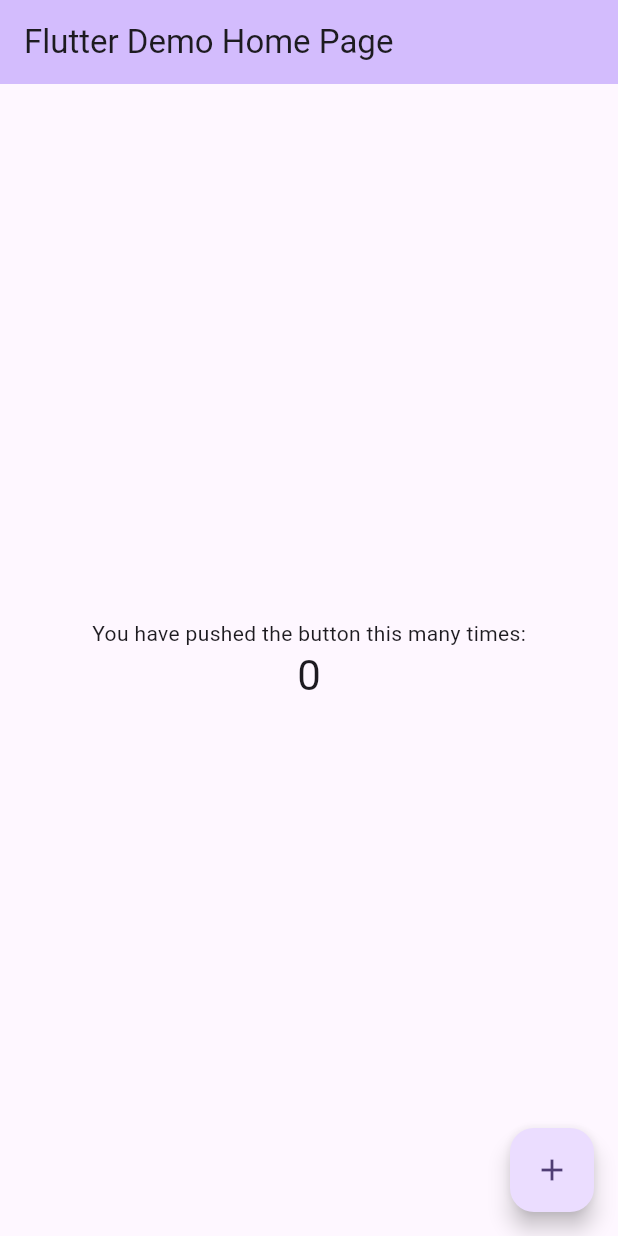
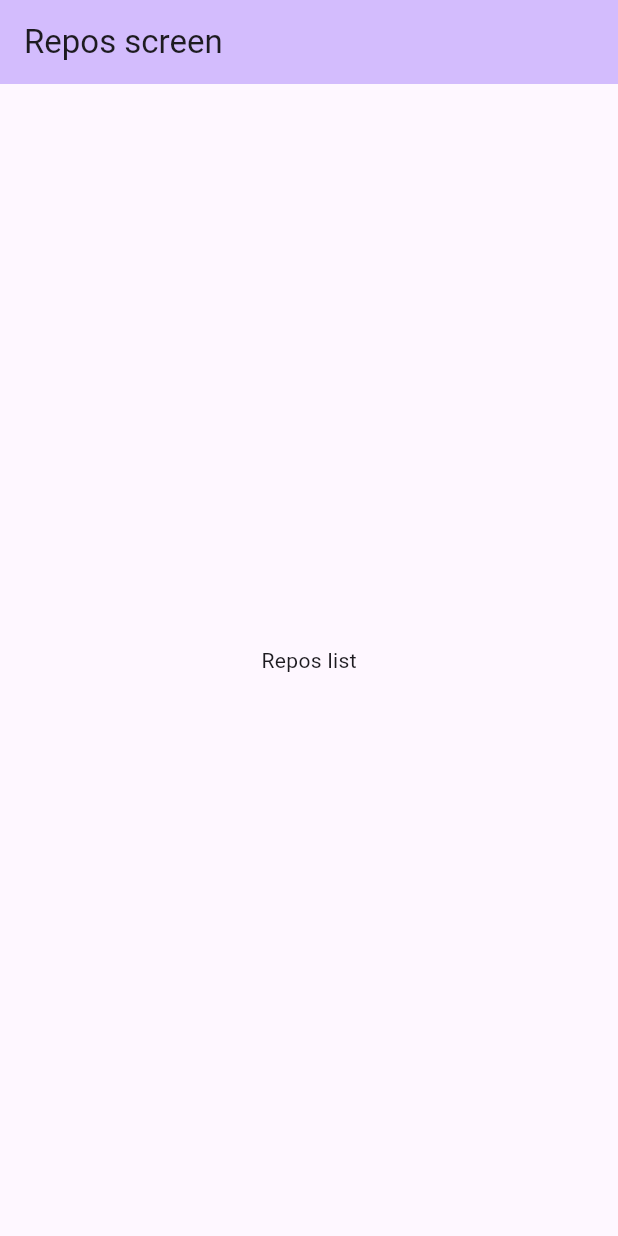
Before and after one commit to kwiotos/github_lookup, a Flutter app: the screen it shows after launch, on a phone screen of 412 x 824 dp. Run offline on Flutter 3.47's test engine with Material 3 defaults, Android fonts, the phone set to English and light mode, and no system bars; our stand-ins replace dio, equatable, freezed_annotation, get_it, go_router, injectable; generated files the repository leaves out were written again.

```diff
--- /dev/null
+++ b/lib/core/config/app_constants.dart
@@ -0,0 +1,4 @@
+/// GITHUB API
+const githubApiBaseUrlKey = 'githubApiBaseUrl';
+const githubApiUrl = 'https://api.github.com/';
+const searchReposEndpoint = 'search/repositories';
--- /dev/null
+++ b/lib/core/routing/router_config.dart
@@ -0,0 +1,8 @@
+import 'package:go_router/go_router.dart';
+
+import '../../features/repos/presentation/repos/route/repos_route.dart';
+
+final GoRouter router = GoRouter(
+  debugLogDiagnostics: true,
+  routes: $appRoutes,
+);
--- /dev/null
+++ b/lib/features/repos/presentation/repos/repos_screen.dart
@@ -0,0 +1,14 @@
+import 'package:flutter/material.dart';
+
+class ReposScreen extends StatelessWidget {
+  const ReposScreen({super.key});
+
+  @override
+  Widget build(BuildContext context) => Scaffold(
+        appBar: AppBar(
+          backgroundColor: Theme.of(context).colorScheme.inversePrimary,
+          title: const Text('Repos screen'),
+        ),
+        body: const Center(child: Text('Repos list')),
+      );
+}
--- a/lib/main.dart
+++ b/lib/main.dart
@@ -1,125 +1,25 @@
 import 'package:flutter/material.dart';
+import 'package:github_lookup/core/routing/router_config.dart';
+
+import 'core/di/injection_container.dart';
 
 void main() {
+  configureDependencies();
   runApp(const MyApp());
 }
 
 class MyApp extends StatelessWidget {
   const MyApp({super.key});
 
-  // This widget is the root of your application.
   @override
   Widget build(BuildContext context) {
-    return MaterialApp(
-      title: 'Flutter Demo',
+    return MaterialApp.router(
+      routerConfig: router,
+      debugShowCheckedModeBanner: false,
       theme: ThemeData(
-        // This is the theme of your application.
-        //
-        // TRY THIS: Try running your application with "flutter run". You'll see
-        // the application has a purple toolbar. Then, without quitting the app,
-        // try changing the seedColor in the colorScheme below to Colors.green
-        // and then invoke "hot reload" (save your changes or press the "hot
-        // reload" button in a Flutter-supported IDE, or press "r" if you used
-        // the command line to start the app).
-        //
-        // Notice that the counter didn't reset back to zero; the application
-        // state is not lost during the reload. To reset the state, use hot
-        // restart instead.
-        //
-        // This works for code too, not just values: Most code changes can be
-        // tested with just a hot reload.
         colorScheme: ColorScheme.fromSeed(seedColor: Colors.deepPurple),
         useMaterial3: true,
       ),
-      home: const MyHomePage(title: 'Flutter Demo Home Page'),
     );
   }
 }
-
-class MyHomePage extends StatefulWidget {
-  const MyHomePage({super.key, required this.title});
-
-  // This widget is the home page of your application. It is stateful, meaning
-  // that it has a State object (defined below) that contains fields that affect
-  // how it looks.
-
-  // This class is the configuration for the state. It holds the values (in this
-  // case the title) provided by the parent (in this case the App widget) and
-  // used by the build method of the State. Fields in a Widget subclass are
-  // always marked "final".
-
-  final String title;
-
-  @override
-  State<MyHomePage> createState() => _MyHomePageState();
-}
-
-class _MyHomePageState extends State<MyHomePage> {
-  int _counter = 0;
-
-  void _incrementCounter() {
-    setState(() {
-      // This call to setState tells the Flutter framework that something has
-      // changed in this State, which causes it to rerun the build method below
-      // so that the display can reflect the updated values. If we changed
-      // _counter without calling setState(), then the build method would not be
-      // called again, and so nothing would appear to happen.
-      _counter++;
-    });
-  }
-
-  @override
-  Widget build(BuildContext context) {
-    // This method is rerun every time setState is called, for instance as done
-    // by the _incrementCounter method above.
-    //
-    // The Flutter framework has been optimized to make rerunning build methods
-    // fast, so that you can just rebuild anything that needs updating rather
-    // than having to individually change instances of widgets.
-    return Scaffold(
-      appBar: AppBar(
-        // TRY THIS: Try changing the color here to a specific color (to
-        // Colors.amber, perhaps?) and trigger a hot reload to see the AppBar
-        // change color while the other colors stay the same.
-        backgroundColor: Theme.of(context).colorScheme.inversePrimary,
-        // Here we take the value from the MyHomePage object that was created by
-        // the App.build method, and use it to set our appbar title.
-        title: Text(widget.title),
-      ),
-      body: Center(
-        // Center is a layout widget. It takes a single child and positions it
-        // in the middle of the parent.
-        child: Column(
-          // Column is also a layout widget. It takes a list of children and
-          // arranges them vertically. By default, it sizes itself to fit its
-          // children horizontally, and tries to be as tall as its parent.
-          //
-          // Column has various properties to control how it sizes itself and
-          // how it positions its children. Here we use mainAxisAlignment to
-          // center the children vertically; the main axis here is the vertical
-          // axis because Columns are vertical (the cross axis would be
-          // horizontal).
-          //
-          // TRY THIS: Invoke "debug painting" (choose the "Toggle Debug Paint"
-          // action in the IDE, or press "p" in the console), to see the
-          // wireframe for each widget.
-          mainAxisAlignment: MainAxisAlignment.center,
-          children: <Widget>[
-            const Text(
-              'You have pushed the button this many times:',
-            ),
-            Text(
-              '$_counter',
-              style: Theme.of(context).textTheme.headlineMedium,
-            ),
-          ],
-        ),
-      ),
-      floatingActionButton: FloatingActionButton(
-        onPressed: _incrementCounter,
-        tooltip: 'Increment',
-        child: const Icon(Icons.add),
-      ), // This trailing comma makes auto-formatting nicer for build methods.
-    );
-  }
-}
```
Also changed, not shown: lib/core/common_domain/models/api_result.dart (added, +15 -0 lines), lib/core/common_domain/models/error_result.dart (added, +11 -0 lines), lib/core/config/app_config.dart (added, +10 -0 lines), lib/core/di/injection_container.dart (added, +8 -0 lines), lib/core/network/api_request_handler.dart (added, +17 -0 lines), lib/core/network/dio_provider.dart (added, +13 -0 lines), lib/features/repos/presentation/repos/route/repos_route.dart (added, +18 -0 lines), pubspec.yaml (+25 -68 lines), pubspec.lock, 8 other files.
